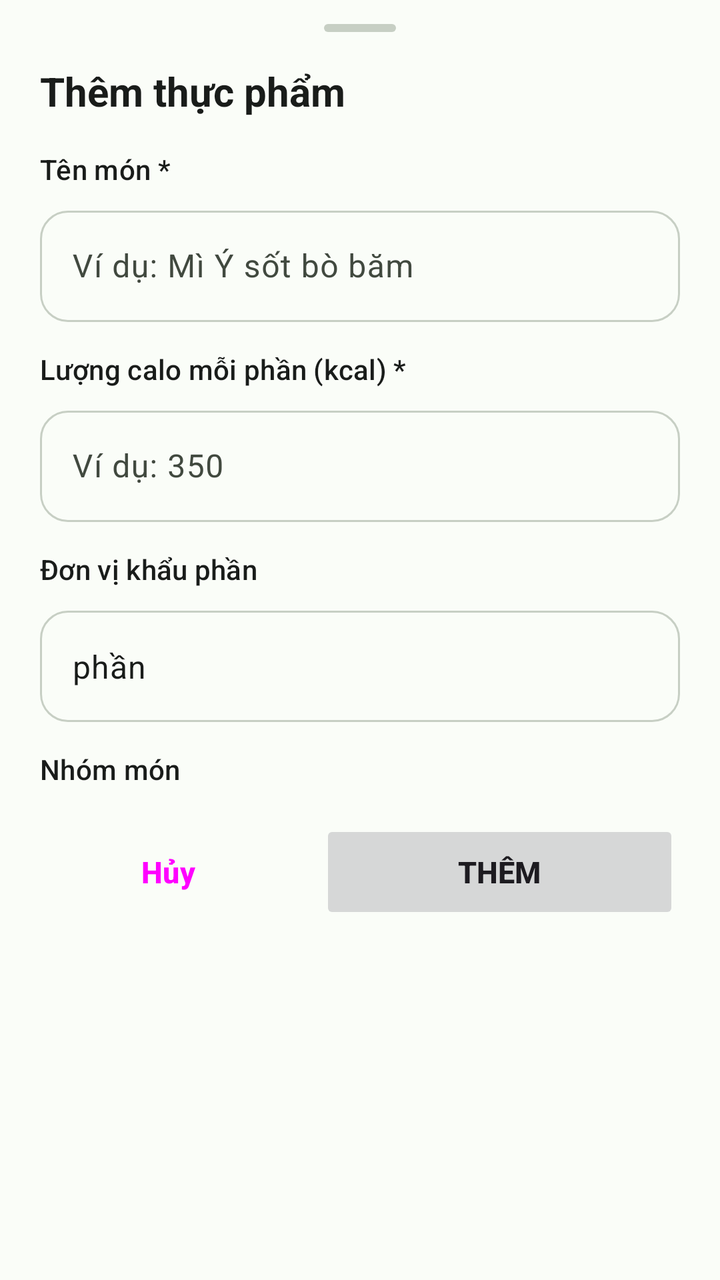
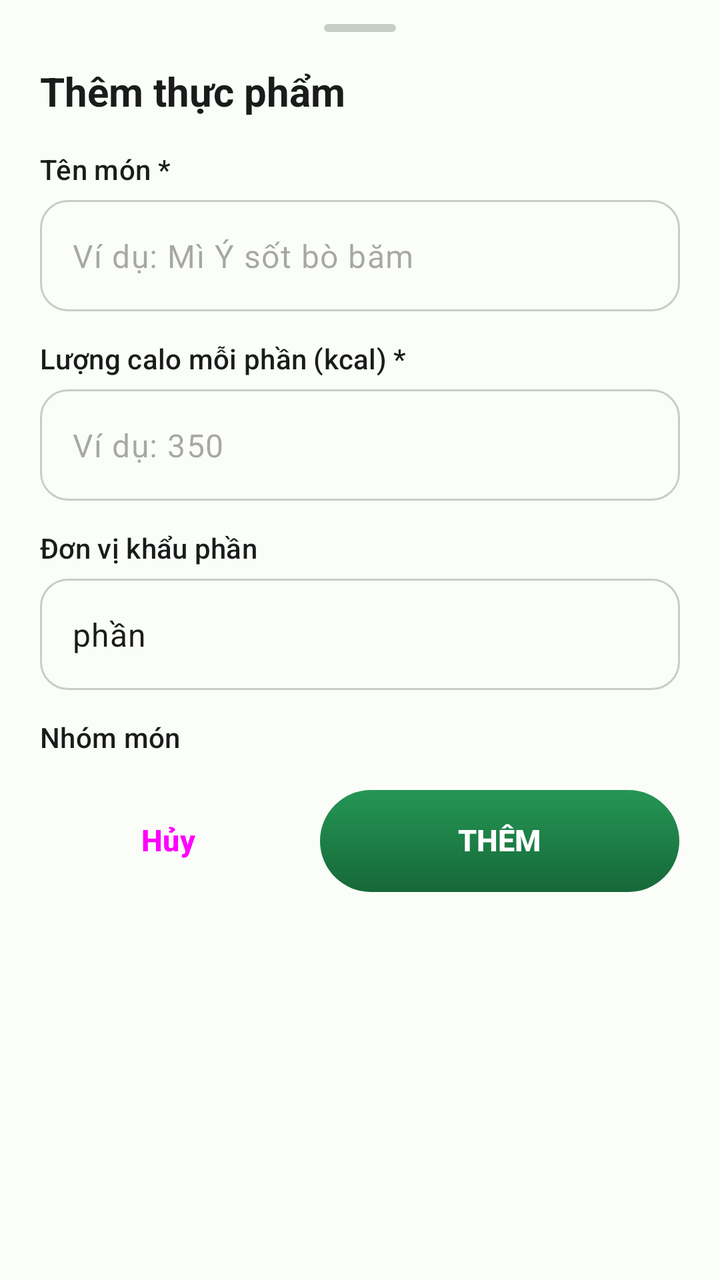

Screens rendered from an Android XML layout before and after an edit, with the pre-edit source and the edit as a unified diff.
<!-- AndroidManifest.xml: application theme Theme.CaloTrack -->
<!-- res/layout/dialog_add_edit_food.xml -->
<?xml version="1.0" encoding="utf-8"?>
<androidx.core.widget.NestedScrollView xmlns:android="http://schemas.android.com/apk/res/android"
    xmlns:app="http://schemas.android.com/apk/res-auto"
    android:layout_width="match_parent"
    android:layout_height="wrap_content">

    <LinearLayout
        android:layout_width="match_parent"
        android:layout_height="wrap_content"
        android:orientation="vertical"
        android:paddingStart="20dp"
        android:paddingTop="12dp"
        android:paddingEnd="20dp"
        android:paddingBottom="20dp">

        <View
            android:layout_width="36dp"
            android:layout_height="4dp"
            android:layout_gravity="center_horizontal"
            android:background="@drawable/bg_sheet_handle" />

        <TextView
            android:id="@+id/tv_food_dialog_title"
            android:layout_width="wrap_content"
            android:layout_height="wrap_content"
            android:layout_marginTop="16dp"
            android:text="@string/add_food"
            android:textColor="?attr/colorOnSurface"
            android:textSize="20sp"
            android:textStyle="bold" />

        <TextView
            style="@style/Widget.CaloTrack.FieldLabel"
            android:layout_marginTop="16dp"
            android:text="@string/label_food_name" />

        <com.google.android.material.textfield.TextInputLayout
            style="@style/Widget.Material3.TextInputLayout.OutlinedBox"
            android:layout_width="match_parent"
            android:layout_height="wrap_content"
            android:layout_marginTop="6dp"
            app:boxCornerRadiusBottomEnd="14dp"
            app:boxCornerRadiusBottomStart="14dp"
            app:boxCornerRadiusTopEnd="14dp"
            app:boxCornerRadiusTopStart="14dp">

            <com.google.android.material.textfield.TextInputEditText
                android:id="@+id/et_food_name"
                android:layout_width="match_parent"
                android:layout_height="wrap_content"
                android:hint="@string/hint_food_name_example"
                android:inputType="textCapSentences"
                android:maxLines="1" />
        </com.google.android.material.textfield.TextInputLayout>

        <TextView
            style="@style/Widget.CaloTrack.FieldLabel"
            android:layout_marginTop="14dp"
            android:text="@string/label_food_calories" />

        <com.google.android.material.textfield.TextInputLayout
            style="@style/Widget.Material3.TextInputLayout.OutlinedBox"
            android:layout_width="match_parent"
            android:layout_height="wrap_content"
            android:layout_marginTop="6dp"
            app:boxCornerRadiusBottomEnd="14dp"
            app:boxCornerRadiusBottomStart="14dp"
            app:boxCornerRadiusTopEnd="14dp"
            app:boxCornerRadiusTopStart="14dp">

            <com.google.android.material.textfield.TextInputEditText
                android:id="@+id/et_food_calories"
                android:layout_width="match_parent"
                android:layout_height="wrap_content"
                android:hint="@string/hint_food_calories_example"
                android:inputType="numberDecimal"
                android:maxLines="1" />
        </com.google.android.material.textfield.TextInputLayout>

        <TextView
            style="@style/Widget.CaloTrack.FieldLabel"
            android:layout_marginTop="14dp"
            android:text="@string/label_food_unit" />

        <com.google.android.material.textfield.TextInputLayout
            style="@style/Widget.Material3.TextInputLayout.OutlinedBox"
            android:layout_width="match_parent"
            android:layout_height="wrap_content"
            android:layout_marginTop="6dp"
            app:boxCornerRadiusBottomEnd="14dp"
            app:boxCornerRadiusBottomStart="14dp"
            app:boxCornerRadiusTopEnd="14dp"
            app:boxCornerRadiusTopStart="14dp">

            <com.google.android.material.textfield.TextInputEditText
                android:id="@+id/et_food_unit"
                android:layout_width="match_parent"
                android:layout_height="wrap_content"
                android:inputType="text"
                android:maxLines="1"
                android:text="@string/default_unit" />
        </com.google.android.material.textfield.TextInputLayout>

        <TextView
            style="@style/Widget.CaloTrack.FieldLabel"
            android:layout_marginTop="14dp"
            android:text="@string/label_food_category" />

        <com.google.android.material.chip.ChipGroup
            android:id="@+id/chip_food_category"
            android:layout_width="match_parent"
            android:layout_height="wrap_content"
            android:layout_marginTop="4dp"
            app:singleSelection="true" />

        <LinearLayout
            android:layout_width="match_parent"
            android:layout_height="wrap_content"
            android:layout_marginTop="12dp"
            android:orientation="horizontal">

            <Button
                android:id="@+id/btn_cancel_food"
                style="@style/Widget.Material3.Button.TextButton"
                android:layout_width="0dp"
                android:layout_height="52dp"
                android:layout_weight="1"
                android:text="@string/cancel"
                android:textSize="15sp"
                android:textStyle="bold" />

            <Button
                android:id="@+id/btn_save_food"
                android:layout_width="0dp"
                android:layout_height="52dp"
                android:layout_marginStart="12dp"
                android:layout_weight="1.4"
                android:stateListAnimator="@animator/uiverse_press_scale"
                android:text="@string/add"
                android:textSize="15sp"
                android:textStyle="bold" />
        </LinearLayout>
    </LinearLayout>
</androidx.core.widget.NestedScrollView>
<!-- resources referenced by this layout -->
<resources>
  <!-- drawable bg_sheet_handle (drawable) -->
  <?xml version="1.0" encoding="utf-8"?>
  <shape xmlns:android="http://schemas.android.com/apk/res/android"
      android:shape="rectangle">
      <corners android:radius="2dp" />
      <solid android:color="?attr/colorOutline" />
  </shape>
  <string name="add">Thêm</string>
  <string name="add_food">Thêm thực phẩm</string>
  <string name="cancel">Hủy</string>
  <string name="default_unit">phần</string>
  <string name="hint_food_calories_example">Ví dụ: 350</string>
  <string name="hint_food_name_example">Ví dụ: Mì Ý sốt bò băm</string>
  <string name="label_food_calories">Lượng calo mỗi phần (kcal) *</string>
  <string name="label_food_category">Nhóm món</string>
  <string name="label_food_name">Tên món *</string>
  <string name="label_food_unit">Đơn vị khẩu phần</string>
  <style name="Widget.CaloTrack.FieldLabel" parent="">
          <item name="android:layout_width">wrap_content</item>
          <item name="android:layout_height">wrap_content</item>
          <item name="android:textAppearance">?attr/textAppearanceLabelLarge</item>
          <item name="android:textColor">?attr/colorOnSurface</item>
      </style>
  <color name="proto_primary">#1b7a43</color>
  <color name="proto_on_primary">#ffffff</color>
  <color name="proto_primary_container">#c9f2cf</color>
  <color name="proto_on_primary_container">#05421f</color>
  <color name="proto_secondary_container">#d9ece0</color>
  <color name="proto_on_secondary_container">#21363a</color>
  <color name="proto_surface">#fafdf8</color>
  <color name="proto_on_surface">#191c1a</color>
  <color name="proto_surface_variant">#eef2ea</color>
  <color name="proto_on_surface_variant">#41493f</color>
  <color name="proto_surface_container">#f2f5ef</color>
  <color name="proto_surface_container_high">#e9eee5</color>
  <color name="proto_outline">#c7cfc4</color>
  <color name="proto_outline_variant">#e0e6dc</color>
  <color name="proto_error">#ba1a1a</color>
  <color name="proto_error_container">#ffdad6</color>
  <style name="Widget.CaloTrack.BottomNavigationView" parent="Widget.Material3.BottomNavigationView">
          <item name="itemActiveIndicatorStyle">@style/Widget.CaloTrack.BottomNavActiveIndicator</item>
      </style>
  <style name="Widget.CaloTrack.BottomNavActiveIndicator" parent="Widget.Material3.BottomNavigationView.ActiveIndicator">
          <item name="android:color">?attr/colorSecondaryContainer</item>
      </style>
  <!-- unchanged entries left out for length: 1 -->
</resources>

<!-- the commit's change to res/layout/dialog_add_edit_food.xml (unified diff, before → after) -->
@@ -42,7 +42,8 @@
             app:boxCornerRadiusBottomEnd="14dp"
             app:boxCornerRadiusBottomStart="14dp"
             app:boxCornerRadiusTopEnd="14dp"
-            app:boxCornerRadiusTopStart="14dp">
+            app:boxCornerRadiusTopStart="14dp"
+            app:hintEnabled="false">
 
             <com.google.android.material.textfield.TextInputEditText
                 android:id="@+id/et_food_name"
@@ -66,12 +67,14 @@
             app:boxCornerRadiusBottomEnd="14dp"
             app:boxCornerRadiusBottomStart="14dp"
             app:boxCornerRadiusTopEnd="14dp"
-            app:boxCornerRadiusTopStart="14dp">
+            app:boxCornerRadiusTopStart="14dp"
+            app:hintEnabled="false">
 
             <com.google.android.material.textfield.TextInputEditText
                 android:id="@+id/et_food_calories"
                 android:layout_width="match_parent"
                 android:layout_height="wrap_content"
+                android:fontFeatureSettings="tnum"
                 android:hint="@string/hint_food_calories_example"
                 android:inputType="numberDecimal"
                 android:maxLines="1" />
@@ -90,7 +93,8 @@
             app:boxCornerRadiusBottomEnd="14dp"
             app:boxCornerRadiusBottomStart="14dp"
             app:boxCornerRadiusTopEnd="14dp"
-            app:boxCornerRadiusTopStart="14dp">
+            app:boxCornerRadiusTopStart="14dp"
+            app:hintEnabled="false">
 
             <com.google.android.material.textfield.TextInputEditText
                 android:id="@+id/et_food_unit"
@@ -135,10 +139,13 @@
                 android:layout_height="52dp"
                 android:layout_marginStart="12dp"
                 android:layout_weight="1.4"
+                android:background="@drawable/bg_btn_primary_softtech"
                 android:stateListAnimator="@animator/uiverse_press_scale"
                 android:text="@string/add"
+                android:textColor="?attr/colorOnPrimary"
                 android:textSize="15sp"
-                android:textStyle="bold" />
+                android:textStyle="bold"
+                app:backgroundTint="@null" />
         </LinearLayout>
     </LinearLayout>
 </androidx.core.widget.NestedScrollView>
<!-- resource entries referenced after the edit -->
@@ -1,5 +1,25 @@
 <!-- resources referenced by this layout -->
 <resources>
+  <!-- drawable bg_btn_primary_softtech (drawable) -->
+  <?xml version="1.0" encoding="utf-8"?>
+  <layer-list xmlns:android="http://schemas.android.com/apk/res/android">
+      <item>
+          <shape android:shape="rectangle">
+              <solid android:color="@color/btn_primary_rim" />
+              <corners android:radius="26dp" />
+          </shape>
+      </item>
+      <item android:top="1.2dp">
+          <shape android:shape="rectangle">
+              <gradient
+                  android:angle="270"
+                  android:endColor="@color/btn_primary_bottom"
+                  android:startColor="@color/btn_primary_top"
+                  android:type="linear" />
+              <corners android:radius="26dp" />
+          </shape>
+      </item>
+  </layer-list>
   <!-- drawable bg_sheet_handle (drawable) -->
   <?xml version="1.0" encoding="utf-8"?>
   <shape xmlns:android="http://schemas.android.com/apk/res/android"
@@ -23,6 +43,9 @@
           <item name="android:textAppearance">?attr/textAppearanceLabelLarge</item>
           <item name="android:textColor">?attr/colorOnSurface</item>
       </style>
+  <color name="btn_primary_rim">#59FFFFFF</color>
+  <color name="btn_primary_bottom">#166838</color>
+  <color name="btn_primary_top">#259655</color>
   <color name="proto_primary">#1b7a43</color>
   <color name="proto_on_primary">#ffffff</color>
   <color name="proto_primary_container">#c9f2cf</color>
